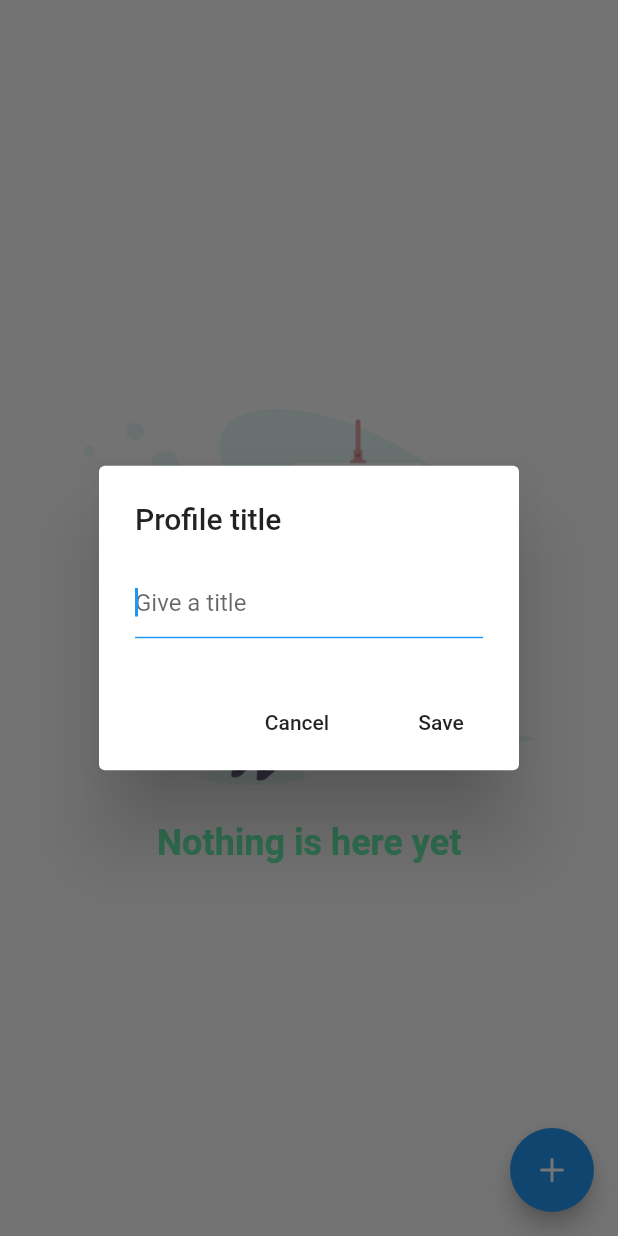
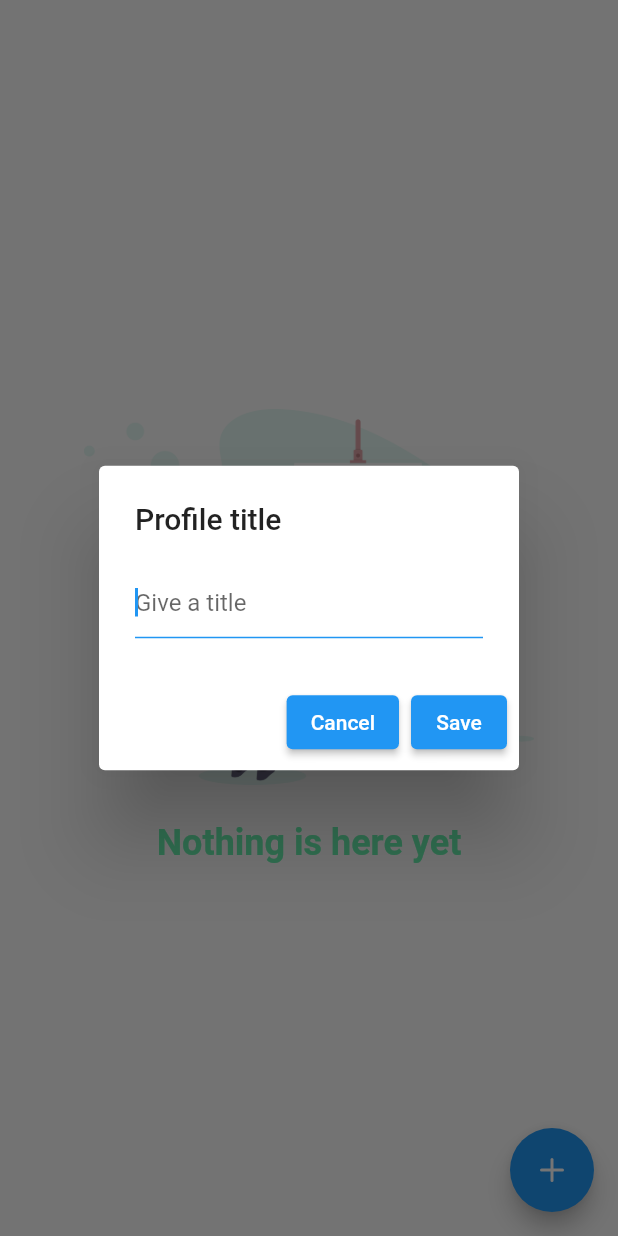
Before and after one commit to MeherajUlMahmmud/GoCV, a Flutter app: the PersonPage screen opened directly, after a tap on an icon or button, on a phone screen of 412 x 824 dp. Run offline on Flutter 3.47's test engine with Material 2 defaults, Android fonts, the phone set to English and light mode, and no system bars; our stand-ins replace flutter_icons, pdf, permission_handler, sqflite; accounts and stored records are empty.

Commit message:
Update persons.dart

```diff
--- a/lib/pages/persons.dart
+++ b/lib/pages/persons.dart
@@ -83,7 +83,7 @@ class _PersonPageState extends State<PersonPage> {
                         Navigator.push(
                           context,
                           MaterialPageRoute(
-                            builder: (context) => NewPerson(person: person),
+                            builder: (context) => NewPerson(isEditing: true, person: person),
                           ),
                         );
                       },
@@ -207,14 +207,14 @@ class _PersonPageState extends State<PersonPage> {
 
   void showAddDialog(BuildContext context) {
     // set up the button
-    Widget cancelButton = FlatButton(
+    Widget cancelButton = ElevatedButton(
       child: Text("Cancel"),
       onPressed: () {
         Navigator.pop(context);
       },
     );
 
-    Widget okButton = FlatButton(
+    Widget okButton = ElevatedButton(
       child: Text("Save"),
       onPressed: () async {
         String title = titleController.text;
@@ -229,7 +229,7 @@ class _PersonPageState extends State<PersonPage> {
         Navigator.push(
           context,
           MaterialPageRoute(
-            builder: (context) => NewPerson(type: 1, person: newPerson),
+            builder: (context) => NewPerson(isEditing: false, person: newPerson),
           ),
         ).then((value) {
           setState(() {});
```
